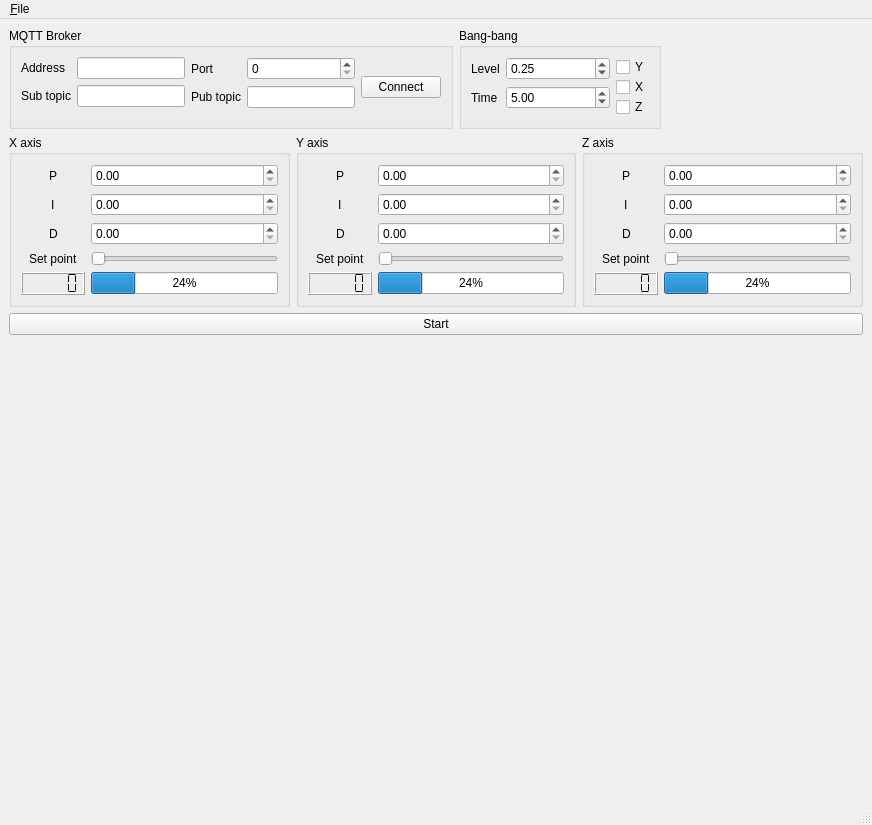
pbosetti/machine_sim, file mainwindow.ui: the form before one commit.
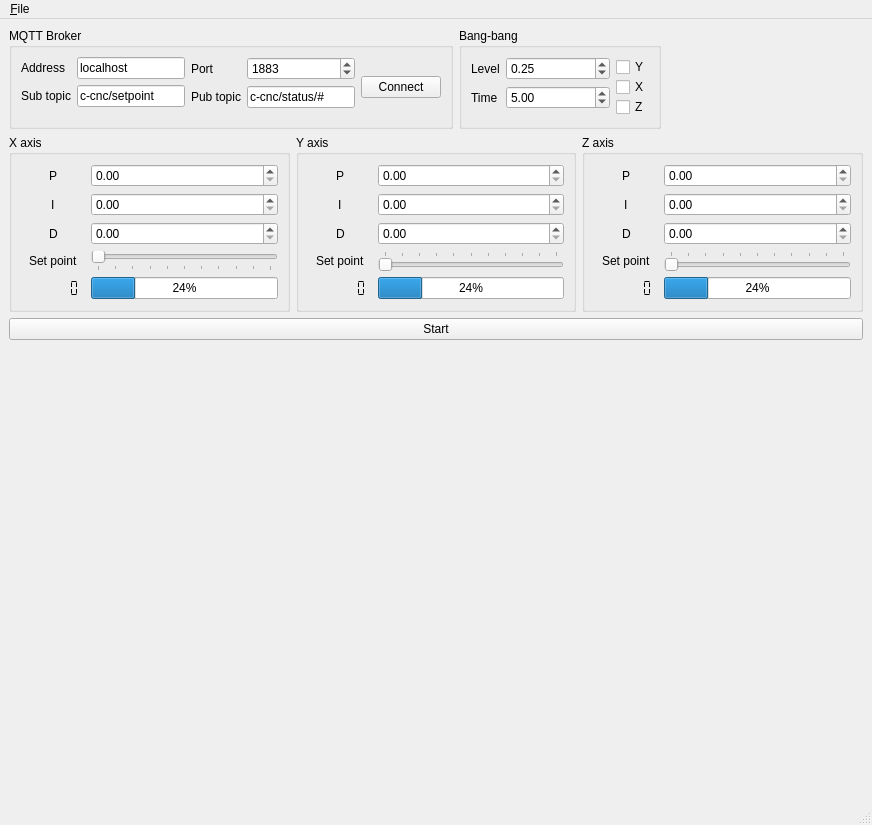
The form after the commit. Custom widgets are drawn as their Qt base class.

Commit message: Complete interface with ccnc

The edit to the form file:
```diff
--- a/mainwindow.ui
+++ b/mainwindow.ui
@@ -43,10 +43,18 @@
             </widget>
            </item>
            <item row="0" column="1">
-            <widget class="QLineEdit" name="brokerAddressField"/>
+            <widget class="QLineEdit" name="brokerAddressField">
+             <property name="text">
+              <string>localhost</string>
+             </property>
+            </widget>
            </item>
            <item row="1" column="1">
-            <widget class="QLineEdit" name="subTopicField"/>
+            <widget class="QLineEdit" name="subTopicField">
+             <property name="text">
+              <string>c-cnc/setpoint</string>
+             </property>
+            </widget>
            </item>
           </layout>
          </item>
@@ -80,10 +88,17 @@
              <property name="maximum">
               <number>4096</number>
              </property>
+             <property name="value">
+              <number>1883</number>
+             </property>
             </widget>
            </item>
            <item row="1" column="1">
-            <widget class="QLineEdit" name="pubTopicField"/>
+            <widget class="QLineEdit" name="pubTopicField">
+             <property name="text">
+              <string>c-cnc/status/#</string>
+             </property>
+            </widget>
            </item>
           </layout>
          </item>
@@ -292,9 +307,18 @@
              <property name="maximum">
               <number>100</number>
              </property>
+             <property name="sliderPosition">
+              <number>0</number>
+             </property>
              <property name="orientation">
               <enum>Qt::Horizontal</enum>
              </property>
+             <property name="tickPosition">
+              <enum>QSlider::TicksBelow</enum>
+             </property>
+             <property name="tickInterval">
+              <number>0</number>
+             </property>
             </widget>
            </item>
            <item row="3" column="0">
@@ -304,13 +328,6 @@
              </property>
             </widget>
            </item>
-           <item row="4" column="0">
-            <widget class="QLCDNumber" name="lcdNumber">
-             <property name="segmentStyle">
-              <enum>QLCDNumber::Flat</enum>
-             </property>
-            </widget>
-           </item>
            <item row="4" column="1">
             <widget class="QProgressBar" name="xPositionBar">
              <property name="value">
@@ -318,6 +335,22 @@
              </property>
             </widget>
            </item>
+           <item row="4" column="0">
+            <widget class="QLCDNumber" name="xPositionText">
+             <property name="frameShape">
+              <enum>QFrame::NoFrame</enum>
+             </property>
+             <property name="smallDecimalPoint">
+              <bool>true</bool>
+             </property>
+             <property name="digitCount">
+              <number>6</number>
+             </property>
+             <property name="segmentStyle">
+              <enum>QLCDNumber::Flat</enum>
+             </property>
+            </widget>
+           </item>
           </layout>
          </item>
         </layout>
@@ -405,6 +438,9 @@
              <property name="orientation">
               <enum>Qt::Horizontal</enum>
              </property>
+             <property name="tickPosition">
+              <enum>QSlider::TicksAbove</enum>
+             </property>
             </widget>
            </item>
            <item row="3" column="0">
@@ -415,7 +451,16 @@
             </widget>
            </item>
            <item row="4" column="0">
-            <widget class="QLCDNumber" name="lcdNumber_2">
+            <widget class="QLCDNumber" name="yPositionText">
+             <property name="frameShape">
+              <enum>QFrame::NoFrame</enum>
+             </property>
+             <property name="smallDecimalPoint">
+              <bool>true</bool>
+             </property>
+             <property name="digitCount">
+              <number>6</number>
+             </property>
              <property name="segmentStyle">
               <enum>QLCDNumber::Flat</enum>
              </property>
@@ -515,6 +560,9 @@
              <property name="orientation">
               <enum>Qt::Horizontal</enum>
              </property>
+             <property name="tickPosition">
+              <enum>QSlider::TicksAbove</enum>
+             </property>
             </widget>
            </item>
            <item row="3" column="0">
@@ -525,7 +573,16 @@
             </widget>
            </item>
            <item row="4" column="0">
-            <widget class="QLCDNumber" name="lcdNumber_3">
+            <widget class="QLCDNumber" name="zPositionText">
+             <property name="frameShape">
+              <enum>QFrame::NoFrame</enum>
+             </property>
+             <property name="smallDecimalPoint">
+              <bool>true</bool>
+             </property>
+             <property name="digitCount">
+              <number>6</number>
+             </property>
              <property name="segmentStyle">
               <enum>QLCDNumber::Flat</enum>
              </property>
@@ -618,6 +675,11 @@
    <header>qcustomplot.h</header>
    <container>1</container>
   </customwidget>
+  <customwidget>
+   <class>DoubleClickSlider</class>
+   <extends>QSlider</extends>
+   <header>doubleclickslider.h</header>
+  </customwidget>
  </customwidgets>
  <resources/>
  <connections>
```
Left out of the diff: 53 changed lines with no effect on the pictures. The commit also changes 6 other files.
